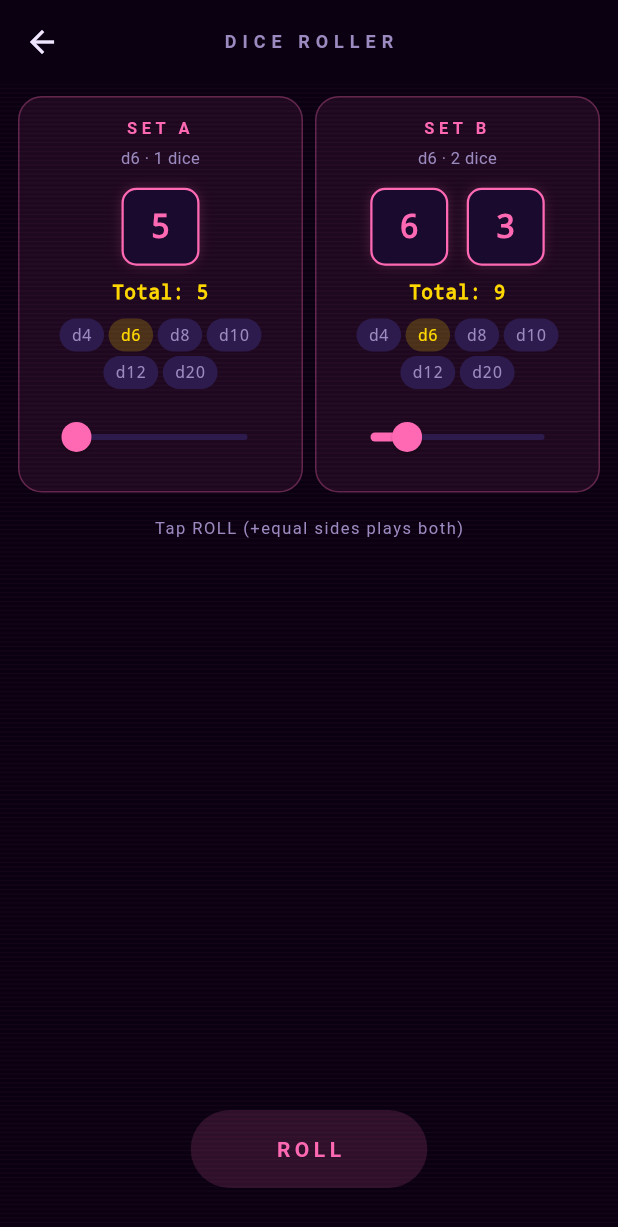
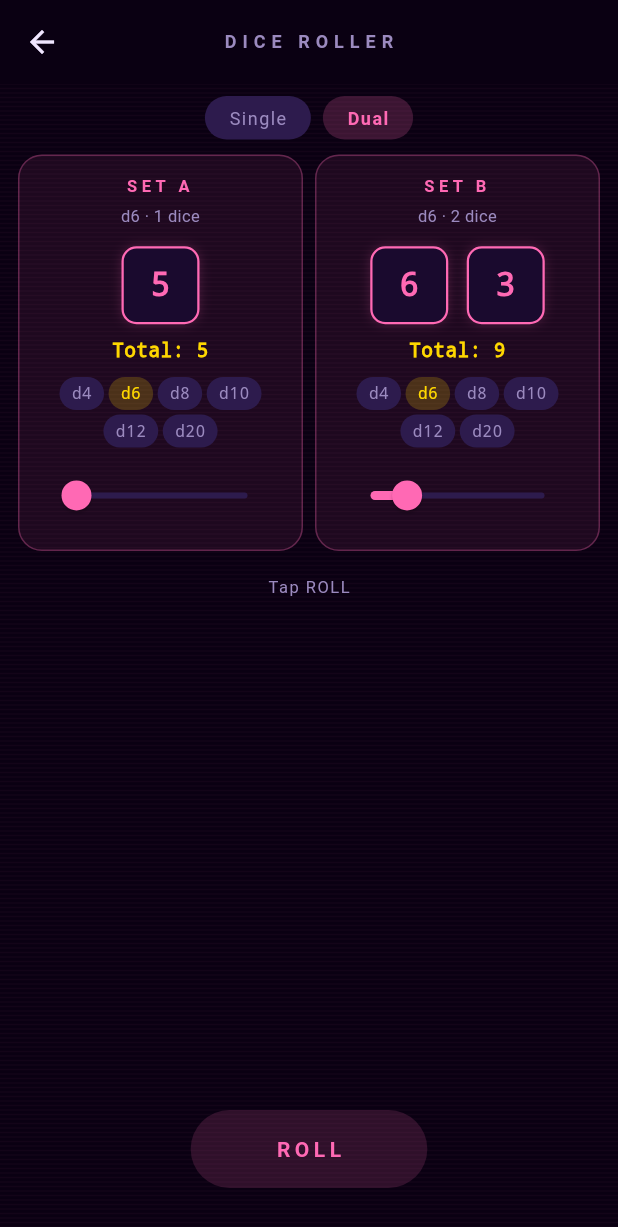
Before and after one commit to synthalorian/flamingo, a Flutter app: the DiceRollerScreen screen opened directly, after a tap on "ROLL", on a phone screen of 412 x 824 dp. Shown: the top 1227 px of the screen. Run offline on Flutter 3.47's test engine with Material 3 defaults, Android fonts, the phone set to English and light mode, and no system bars; our stand-ins replace audioplayers, camera, flutter_riverpod, go_router, permission_handler, sensors_plus and 2 more; missing offline and left inert: mobile_scanner, torch_light; accounts and stored records are empty.

Commit message:
feat: dice roller single/dual mode toggle
- Add _dualMode state with Single/Dual toggle chips
- Single mode shows just Set A at full width
- Dual mode shows both sets side by side (default)
- ROLL button simplified — always calls _roll() directly
- Roll duration scales with total dice count

```diff
--- a/lib/features/dice_roller/dice_roller_screen.dart
+++ b/lib/features/dice_roller/dice_roller_screen.dart
@@ -149,6 +149,7 @@ class _DiceRollerScreenState extends State<DiceRollerScreen> {
   int _setB_count = 2;
   int _setB_sides = 6;
   bool _rolling = false;
+  bool _dualMode = true;
 
   // Results for each set
   List<int> _resultsA = [];
@@ -160,15 +161,45 @@ class _DiceRollerScreenState extends State<DiceRollerScreen> {
 
     // Generate all results upfront
     _resultsA = List.generate(_setA_count, (_) => _rng.nextInt(_setA_sides) + 1);
-    _resultsB = List.generate(_setB_count, (_) => _rng.nextInt(_setB_sides) + 1);
+    if (_dualMode) {
+      _resultsB = List.generate(_setB_count, (_) => _rng.nextInt(_setB_sides) + 1);
+    }
 
     // Duration scales with total dice count for satisfying roll
-    final duration = (100 + _setA_count * 30 + _setB_count * 30).clamp(200, 800);
+    final totalDice = _setA_count + (_dualMode ? _setB_count : 0);
+    final duration = (100 + totalDice * 30).clamp(200, 800);
 
     Future.delayed(Duration(milliseconds: duration), () {
       if (!mounted) return;
       setState(() => _rolling = false);
     });
+  }
+
+  Widget _modeChip(String label, bool isDual) {
+    final active = _dualMode == isDual;
+    return Material(
+      color: active
+          ? FlamingoColors.primary.withValues(alpha: 0.2)
+          : FlamingoColors.card,
+      surfaceTintColor: Colors.transparent,
+      borderRadius: BorderRadius.circular(20),
+      child: InkWell(
+        borderRadius: BorderRadius.circular(20),
+        onTap: () => setState(() => _dualMode = isDual),
+        child: Container(
+          padding: const EdgeInsets.symmetric(horizontal: 16, vertical: 6),
+          child: Text(
+            label,
+            style: TextStyle(
+              color: active ? FlamingoColors.primary : FlamingoColors.muted,
+              fontSize: 12,
+              fontWeight: active ? FontWeight.w600 : FontWeight.normal,
+              letterSpacing: 1,
+            ),
+          ),
+        ),
+      ),
+    );
   }
 
   Widget _diceSet({
@@ -323,14 +354,36 @@ class _DiceRollerScreenState extends State<DiceRollerScreen> {
           child: Column(
             children: [
               const SizedBox(height: 8),
-              // Two dice sets side-by-side
+              // Mode toggle + dice sets
               Padding(
                 padding: const EdgeInsets.symmetric(horizontal: 12),
-                child: Row(
+                child: Column(
                   children: [
-                    _diceSet(label: 'A', active: !_rolling),
-                    const SizedBox(width: 8),
-                    _diceSet(label: 'B', active: !_rolling),
+                    // Mode toggle chip
+                    Row(
+                      mainAxisAlignment: MainAxisAlignment.center,
+                      children: [
+                        _modeChip('Single', false),
+                        const SizedBox(width: 8),
+                        _modeChip('Dual', true),
+                      ],
+                    ),
+                    const SizedBox(height: 10),
+                    // Dice sets
+                    Row(
+                      crossAxisAlignment: CrossAxisAlignment.start,
+                      children: [
+                        Expanded(
+                          child: _diceSet(label: 'A', active: !_rolling),
+                        ),
+                        if (_dualMode) ...[
+                          const SizedBox(width: 8),
+                          Expanded(
+                            child: _diceSet(label: 'B', active: !_rolling),
+                          ),
+                        ],
+                      ],
+                    ),
                   ],
                 ),
               ),
@@ -341,7 +394,7 @@ class _DiceRollerScreenState extends State<DiceRollerScreen> {
                 child: Text(
                   _rolling
                       ? 'ROLLING...'
-                      : 'Tap ROLL (+equal sides plays both)',
+                      : (_dualMode ? 'Tap ROLL' : 'Tap to roll'),
                   style: TextStyle(
                     color: FlamingoColors.muted,
                     fontSize: 11,
@@ -356,23 +409,7 @@ class _DiceRollerScreenState extends State<DiceRollerScreen> {
                 borderRadius: BorderRadius.circular(28),
                 child: InkWell(
                   borderRadius: BorderRadius.circular(28),
-                  onTap: _rolling
-                      ? null
-                      : () {
-                          if (_setA_sides == _setB_sides) {
-                            _roll();
-                          } else {
-                            setState(() => _rolling = true);
-                            Vibration.vibrate(duration: 100);
-                            _resultsA = List.generate(_setA_count, (_) => _rng.nextInt(_setA_sides) + 1);
-                            _resultsB = List.generate(_setB_count, (_) => _rng.nextInt(_setB_sides) + 1);
-                            final duration = (100 + _setA_count * 30 + _setB_count * 30).clamp(200, 800);
-                            Future.delayed(Duration(milliseconds: duration), () {
-                              if (!mounted) return;
-                              setState(() => _rolling = false);
-                            });
-                          }
-                        },
+                  onTap: _rolling ? null : _roll,
                   child: Container(
                     padding:
                         const EdgeInsets.symmetric(horizontal: 56, vertical: 16),
```
